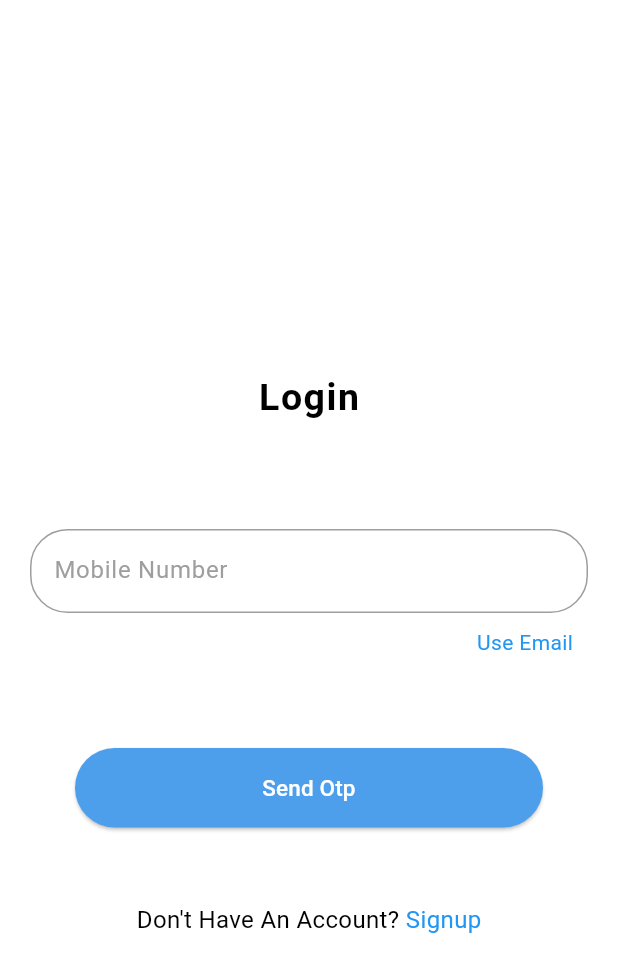
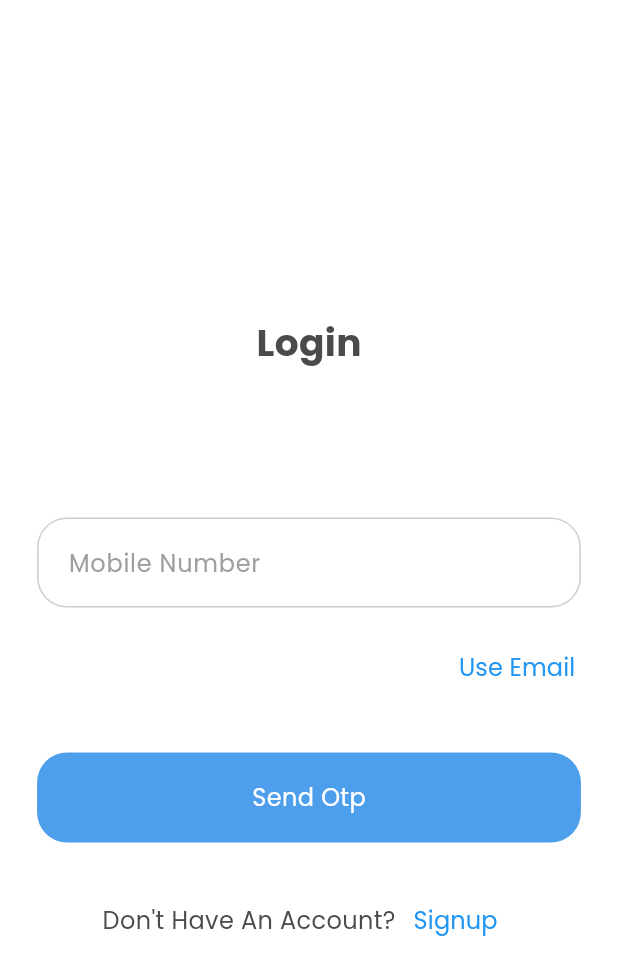
Before and after one commit to adilthengilan/abodeIN.com, a Flutter app: the LoginScreen screen opened directly, on a phone screen of 412 x 824 dp. Shown: the top 975 px of the screen. Run offline on Flutter 3.47's test engine with Material 3 defaults, Android fonts, the phone set to English and light mode, and no system bars; our stand-ins replace firebase_auth, firebase_core, google_fonts; accounts and stored records are empty.

Commit message:
login completed

```diff
--- a/lib/src/view/registration/login_page.dart
+++ b/lib/src/view/registration/login_page.dart
@@ -1,5 +1,10 @@
+
+import 'package:abodein/src/view/common_Widgets/text_button.dart';
+import 'package:abodein/src/view/common_Widgets/text_field.dart';
 import 'package:abodein/src/view/registration/signup.dart';
+import 'package:abodein/src/view/registration/verification.dart';
 import 'package:abodein/utils/app_colors.dart';
+import 'package:abodein/utils/style.dart';
 import 'package:flutter/material.dart';
 
 class LoginScreen extends StatefulWidget {
@@ -23,113 +28,70 @@ class _LoginScreenState extends State<LoginScreen> {
         child: Column(
           crossAxisAlignment: CrossAxisAlignment.center,
           children: [
-            sizedBox(height * 0.3, width),
-            const Text(
-              'Login',
-              style: TextStyle(
-                  color: Colors.black,
-                  fontSize: 25,
-                  fontWeight: FontWeight.bold,
-                  letterSpacing: 1),
+            SizedBox(height: height * 0.255),
+            Text('Login', style: mediumTextStyle),
+            SizedBox(height: height * 0.12),
+            //---------------------------------- Here are the Text Field -----------------------------------------
+
+            AppTextField(
+              controller: mobilenumbercontrollor,
+              hintText: "Mobile Number",
+              height: height,
+              width: width,
             ),
-            sizedBox(height * 0.06, width),
-            _inputField("Mobile Number", mobilenumbercontrollor),
-            _buildemaillogin(),
-            _loginButton(),
-            _extraText(context),
+            sizedBox(height * 0.02, 0.0),
+            Padding(
+              padding: EdgeInsets.only(right: width * 0.04),
+              child: Align(
+                alignment: Alignment.centerRight,
+                child: TextButton(
+                  onPressed: () {},
+                  child: Text(
+                    "Use Email",
+                    style: blueSmallTextButtons,
+                  ),
+                ),
+              ),
+            ),
+            sizedBox(height * 0.039, 0.0),
+            //------------------------------------ Text Button --------------------------------------------------------------------
+            AppTextButton(
+              text: "Send Otp",
+              onPressed: () {
+                Navigator.of(context)
+                    .push(MaterialPageRoute(builder: (context) => OTPScreen()));
+              },
+              height: height,
+              width: width,
+            ),
+            SizedBox(height: height * 0.034),
+            Center(
+              child: Row(
+                mainAxisAlignment: MainAxisAlignment.center,
+                children: [
+                  Text("Don't Have An Account?",
+                      textAlign: TextAlign.center, style: smallTextStyle),
+                  TextButton(
+                    onPressed: () {
+                      Navigator.of(context).push(MaterialPageRoute(
+                          builder: (context) => SignupScreen()));
+                    },
+                    child: Text('Signup', style: blueSmallTextButtons),
+                  )
+                ],
+              ),
+            )
           ],
         ),
       ),
     );
   }
-
-  Widget _inputField(
-    String hintText,
-    TextEditingController controller,
-  ) {
-    var border = OutlineInputBorder(
-        borderRadius: BorderRadius.circular(25),
-        borderSide: const BorderSide(color: Colors.grey));
-
-    return Padding(
-      padding: const EdgeInsets.only(left: 20, right: 20, top: 20),
-      child: TextField(
-        style: const TextStyle(color: Colors.grey),
-        controller: controller,
-        decoration: InputDecoration(
-          hintText: hintText,
-          hintStyle: const TextStyle(color: Colors.grey),
-          enabledBorder: border,
-          focusedBorder: border,
-        ),
-      ),
-    );
-  }
-
-  Widget _buildemaillogin() {
-    return Padding(
-      padding: const EdgeInsets.symmetric(horizontal: 30.0, vertical: 10),
-      child: Row(
-        mainAxisAlignment: MainAxisAlignment.end,
-        children: [
-          Text(
-            "Use Email",
-            style: TextStyle(color: Colors.blue),
-          ),
-        ],
-      ),
-    );
-  }
-
-  Widget _loginButton() {
-    return Padding(
-      padding: const EdgeInsets.all(50),
-      child: ElevatedButton(
-        onPressed: () {},
-        child: const SizedBox(
-          width: double.infinity,
-          child: Text(
-            'Send Otp',
-            textAlign: TextAlign.center,
-            style: TextStyle(fontSize: 15, color: Colors.white),
-          ),
-        ),
-        style: ElevatedButton.styleFrom(
-            shape: StadiumBorder(),
-            backgroundColor: primarycolor,
-            padding: const EdgeInsets.symmetric(vertical: 16)),
-      ),
-    );
-  }
 }
 
-Widget _extraText(BuildContext context) {
-  return Row(
-    mainAxisAlignment: MainAxisAlignment.center,
-    children: [
-      const Text(
-        "Don't Have An Account?",
-        textAlign: TextAlign.center,
-        style: TextStyle(fontSize: 16, color: Colors.black),
-      ),
-      GestureDetector(
-        onTap: () {
-          Navigator.push(
-              context,
-              MaterialPageRoute(
-                builder: (context) => SignupScreen(),
-              ));
-        },
-        child: const Text(
-          " Signup",
-          style: TextStyle(color: Colors.blue, fontSize: 16),
-        ),
-      )
-    ],
-  );
-}
-
-Widget sizedBox(height, width) {
+Widget sizedBox(
+  height,
+  width,
+) {
   return SizedBox(
     height: height,
     width: width,
```
